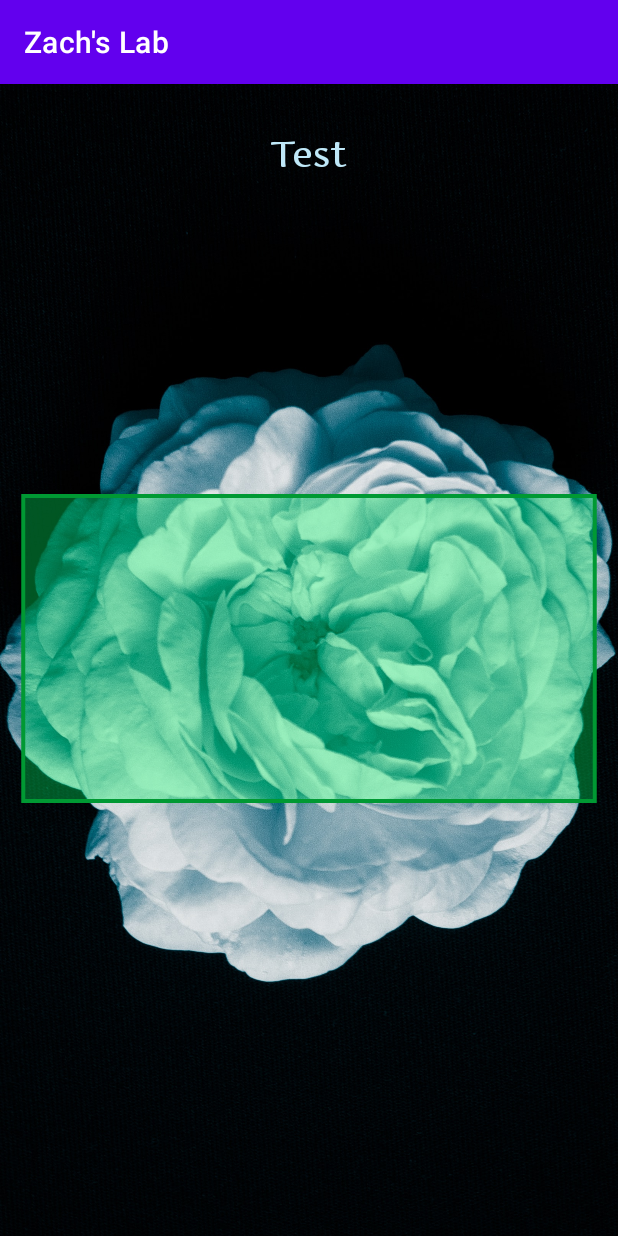
After one commit to Zmurray22/Android-Lab, an Android app: the MyDrawingActivity screen opened directly, with no data from a screen before it, on a phone screen of 412 x 824 dp. The commit adds this screen. Run offline under Robolectric (Android 15) with nearby library versions, the phone set to English and light mode, and no system bars.

Commit message:
Added test image page

```diff
--- /dev/null
+++ b/app/src/main/java/com/example/lab2/MyDrawingActivity.java
@@ -0,0 +1,14 @@
+package com.example.lab2;
+
+import androidx.appcompat.app.AppCompatActivity;
+
+import android.os.Bundle;
+
+public class MyDrawingActivity extends AppCompatActivity {
+
+    @Override
+    protected void onCreate(Bundle savedInstanceState) {
+        super.onCreate(savedInstanceState);
+        setContentView(R.layout.activity_my_drawing);
+    }
+}
--- /dev/null
+++ b/app/src/main/res/drawable/shape_rectangle.xml
@@ -0,0 +1,20 @@
+<?xml version="1.0" encoding="utf-8"?>
+<shape
+    xmlns:android="http://schemas.android.com/apk/res/android"
+    android:shape="rectangle">
+
+    <!-- semi-transparent solid green background color -->
+    <solid android:color="#5500FF66" />
+
+    <!-- dark green border -->
+    <stroke
+        android:width="5dp"
+        android:color="#009933" />
+
+    <!-- Margins -->
+    <padding
+        android:left="30dp"
+        android:right="30dp"
+        android:top="30dp"
+        android:bottom="30dp" />
+</shape>
--- /dev/null
+++ b/app/src/main/res/layout/activity_my_drawing.xml
@@ -0,0 +1,50 @@
+<?xml version="1.0" encoding="utf-8"?>
+<androidx.constraintlayout.widget.ConstraintLayout xmlns:android="http://schemas.android.com/apk/res/android"
+    xmlns:app="http://schemas.android.com/apk/res-auto"
+    xmlns:tools="http://schemas.android.com/tools"
+    android:layout_width="match_parent"
+    android:layout_height="match_parent"
+    tools:context=".MyDrawingActivity">
+
+    <ImageView
+        android:id="@+id/imageView"
+        android:layout_width="wrap_content"
+        android:layout_height="wrap_content"
+        android:rotation="90"
+        android:scaleX="2"
+        android:scaleY="2"
+        app:layout_constraintBottom_toBottomOf="parent"
+        app:layout_constraintEnd_toEndOf="parent"
+        app:layout_constraintHorizontal_bias="0.0"
+        app:layout_constraintStart_toStartOf="parent"
+        app:layout_constraintTop_toTopOf="parent"
+        app:srcCompat="@drawable/BGbackgroundDM4"
+        android:contentDescription="@string/test" />
+
+    <TextView
+        android:id="@+id/textView"
+        android:layout_width="136dp"
+        android:layout_height="wrap_content"
+        android:layout_marginTop="32dp"
+        android:fontFamily="@font/artifika"
+        android:text="@string/test"
+        android:textColor="#BFE8F8"
+        android:textSize="24sp"
+        android:textAlignment="center"
+        app:layout_constraintEnd_toEndOf="parent"
+        app:layout_constraintStart_toStartOf="parent"
+        app:layout_constraintTop_toTopOf="@+id/imageView" />
+
+    <View
+        android:layout_width="wrap_content"
+        android:layout_height="wrap_content"
+        android:layout_marginBottom="8dp"
+        android:background="@drawable/shape_rectangle"
+        android:rotation="90"
+        android:scaleX=".5"
+        android:scaleY=".5"
+        android:visibility="visible"
+        app:layout_constraintBottom_toBottomOf="parent" />
+
+
+</androidx.constraintlayout.widget.ConstraintLayout>
--- a/app/src/main/res/values/strings.xml
+++ b/app/src/main/res/values/strings.xml
@@ -31,4 +31,5 @@
     <string name="app_name">Zach\'s Lab</string>
     <string name="toastAction">Error</string>
     <string name="exit">Exit</string>
+    <string name="test">Test</string>
 </resources>
```
Also changed, not shown: app/src/main/AndroidManifest.xml (+8 -7 lines), app/src/main/java/com/example/lab2/MainMenuActivity.java (+33 -0 lines), app/src/main/java/com/example/lab2/WeatherActivity.java (+25 -7 lines), app/src/main/res/layout/activity_main_menu.xml (+11 -0 lines), app/src/main/res/menu/menu_main.xml (+9 -5 lines), app/src/main/res/drawable-v24/BGbackgroundDM4.jpg (added).
